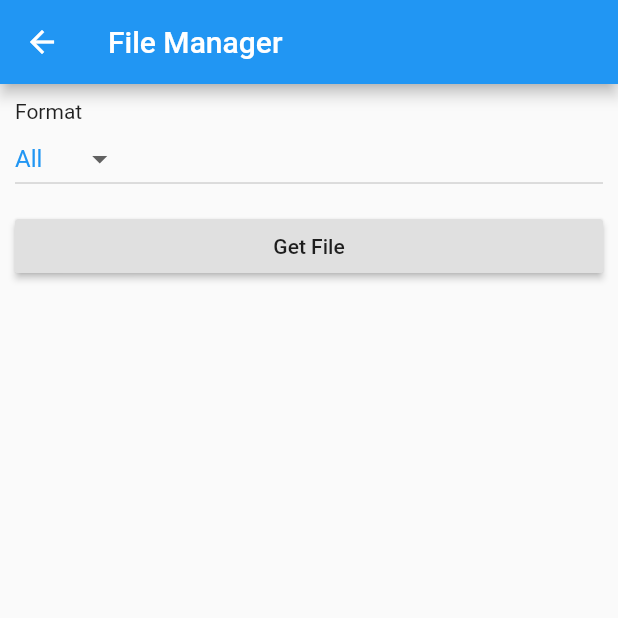
After one commit to revze/flutter-widget-playground, a Flutter app: the screen it shows after launch, after a tap on "File Manager", on a phone screen of 412 x 824 dp, the top half of it. The commit adds this screen. Run offline on Flutter 3.47's test engine with Material 2 defaults, Android fonts, the phone set to English and light mode, and no system bars; our stand-ins replace camera, file_picker.

Commit message:
Add file manager

```diff
--- /dev/null
+++ b/lib/file_manager.dart
@@ -0,0 +1,125 @@
+import 'dart:async';
+
+import 'package:file_picker/file_picker.dart';
+import 'package:flutter/material.dart';
+
+class FileManagerScreen extends StatefulWidget {
+  @override
+  State<StatefulWidget> createState() {
+    // TODO: implement createState
+    return _FileManagerScreenState();
+  }
+}
+
+class _FileManagerScreenState extends State {
+  String _currentFormat = "all";
+  List<DropdownMenuItem<String>> _formatItems = List();
+  Future<String> _fileManagerController;
+  String _filePath = "";
+
+  @override
+  void initState() {
+    // TODO: implement initState
+    super.initState();
+
+    _formatItems.add(DropdownMenuItem(
+        value: 'all',
+        child: Text('All', style: TextStyle(color: Colors.blue))));
+    _formatItems.add(DropdownMenuItem(
+        value: 'image',
+        child: Text('Image', style: TextStyle(color: Colors.red))));
+    _formatItems.add(DropdownMenuItem(
+        value: 'video',
+        child: Text('Video', style: TextStyle(color: Colors.orange))));
+    _formatItems.add(DropdownMenuItem(
+        value: 'audio',
+        child: Text('Audio', style: TextStyle(color: Colors.orange))));
+  }
+
+  @override
+  Widget build(BuildContext context) {
+    // TODO: implement build
+    return Scaffold(
+      appBar: AppBar(
+        title: Text('File Manager'),
+      ),
+      body: Container(
+        padding: EdgeInsets.all(10),
+        child: Column(
+          crossAxisAlignment: CrossAxisAlignment.start,
+          children: <Widget>[
+            Text('Format'),
+            Padding(
+                padding: EdgeInsets.only(bottom: 10),
+                child: SizedBox(
+                  width: double.infinity,
+                  child: DropdownButton(
+                      value: _currentFormat,
+                      items: _formatItems,
+                      onChanged: changeDropdownItem),
+                )),
+            SizedBox(
+              width: double.infinity,
+              child: RaisedButton(
+                onPressed: () {
+                  _fileManagerController = getFile();
+                },
+                child: Text('Get File'),
+              ),
+            ),
+            FutureBuilder<void>(
+                future: _fileManagerController,
+                builder: (context, snapshot) {
+                  if (snapshot.connectionState == ConnectionState.done) {
+                    if (_filePath != null) {
+                      return Text('File name: $_filePath');
+                    } else {
+                      return Container();
+                    }
+                  } else {
+                    return Container();
+                  }
+                })
+          ],
+        ),
+      ),
+    );
+  }
+
+  void changeDropdownItem(String item) {
+    setState(() {
+      _currentFormat = item;
+    });
+  }
+
+  Future<String> getFile() async {
+    String filePath;
+    switch (_currentFormat) {
+      case 'all':
+        filePath = await FilePicker.getFilePath(type: FileType.ANY);
+        break;
+      case 'image':
+        filePath = await FilePicker.getFilePath(type: FileType.IMAGE);
+        break;
+      case 'video':
+        filePath = await FilePicker.getFilePath(type: FileType.VIDEO);
+        break;
+      case 'audio':
+        filePath = await FilePicker.getFilePath(type: FileType.AUDIO);
+        break;
+      default:
+        filePath = await FilePicker.getFilePath(type: FileType.ANY);
+        break;
+    }
+
+    print("filePath $filePath");
+
+    setState(() {
+      if (filePath != null) {
+        _filePath = filePath;
+      }
+    });
+
+    return filePath;
+  }
+}
--- a/lib/main.dart
+++ b/lib/main.dart
@@ -2,10 +2,12 @@ import 'dart:async';
 
 import 'package:flutter/material.dart';
 import 'package:camera/camera.dart';
+import 'package:file_picker/file_picker.dart';
 
 import './pageview.dart';
 import './custom_color.dart';
 import './camera.dart';
+import './file_manager.dart';
 
 void main() => runApp(MyApp());
 
@@ -31,6 +33,7 @@ class MyApp extends StatelessWidget {
       routes: <String, WidgetBuilder> {
         '/pageview': (BuildContext context) => PageViewApp(),
         '/custom_color': (BuildContext context) => CustomColorApp(),
+        '/file_manager': (BuildContext context) => FileManagerScreen(),
       },
     );
   }
@@ -109,6 +112,9 @@ class _MyHomePageState extends State<MyHomePage> {
               Navigator.of(context).pushNamed('/custom_color');
             }, child: Text('Custom Color'),),
             RaisedButton(onPressed: openCamera, child: Text('Camera'),),
+            RaisedButton(onPressed: () {
+              Navigator.of(context).pushNamed('/file_manager');
+            }, child: Text('File Manager'),),
           ],
         ),
       ),
@@ -126,4 +132,9 @@ class _MyHomePageState extends State<MyHomePage> {
 
     Navigator.push(context, MaterialPageRoute(builder: (context) => CameraApp(camera)));
   }
+
+  Future<void> openFileManager() async {
+    String filePath = await FilePicker.getFilePath(type: FileType.IMAGE);
+    print("filePath $filePath");
+  }
 }
--- a/lib/pageview.dart
+++ b/lib/pageview.dart
@@ -63,7 +63,7 @@ class _PageViewScreenState extends State {
 
   void onTabTapped(int index) {
     pageController.animateToPage(index,
-        duration: Duration(milliseconds: 400), curve: Curves.easeOutQuad);
+        duration: Duration(milliseconds: 400), curve: Curves.easeIn);
     setState(() {
       _currentPage = index;
     });
--- a/pubspec.yaml
+++ b/pubspec.yaml
@@ -22,6 +22,7 @@ dependencies:
   camera:
   path_provider:
   path:
+  file_picker: ^1.3.7
 
   # The following adds the Cupertino Icons font to your application.
   # Use with the CupertinoIcons class for iOS style icons.
```
Also changed, not shown: pubspec.lock, 1 other file.
